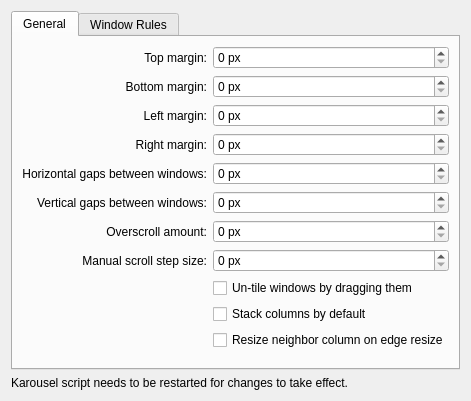
Old version of the form package/contents/ui/config.ui in the repository peterfajdiga/karousel.
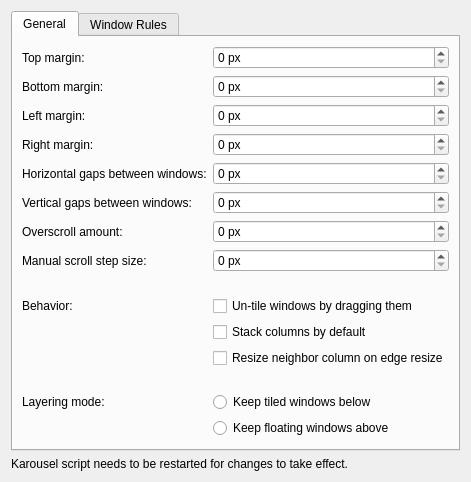
New version of the form.

Commit message: add option for setting `keepAbove` on floating windows (fixes #15)

The edit to the form file:
```diff
--- a/package/contents/ui/config.ui
+++ b/package/contents/ui/config.ui
@@ -15,15 +15,13 @@
                         <attribute name="title">
                             <string>General</string>
                         </attribute>
-                        <layout class="QGridLayout" name="layout_tab_general" columnstretch="0,1">
+                        <layout class="QFormLayout" name="layout_tab_general">
+
                             <item row="0" column="0">
                                 <widget class="QLabel" name="label_gapsOuterTop">
                                     <property name="text">
                                         <string>Top margin:</string>
                                     </property>
-                                    <property name="alignment">
-                                        <set>Qt::AlignRight|Qt::AlignTrailing|Qt::AlignVCenter</set>
-                                    </property>
                                 </widget>
                             </item>
                             <item row="0" column="1">
@@ -45,9 +43,6 @@
                                     <property name="text">
                                         <string>Bottom margin:</string>
                                     </property>
-                                    <property name="alignment">
-                                        <set>Qt::AlignRight|Qt::AlignTrailing|Qt::AlignVCenter</set>
-                                    </property>
                                 </widget>
                             </item>
                             <item row="1" column="1">
@@ -69,9 +64,6 @@
                                     <property name="text">
                                         <string>Left margin:</string>
                                     </property>
-                                    <property name="alignment">
-                                        <set>Qt::AlignRight|Qt::AlignTrailing|Qt::AlignVCenter</set>
-                                    </property>
                                 </widget>
                             </item>
                             <item row="2" column="1">
@@ -93,9 +85,6 @@
                                     <property name="text">
                                         <string>Right margin:</string>
                                     </property>
-                                    <property name="alignment">
-                                        <set>Qt::AlignRight|Qt::AlignTrailing|Qt::AlignVCenter</set>
-                                    </property>
                                 </widget>
                             </item>
                             <item row="3" column="1">
@@ -117,9 +106,6 @@
                                     <property name="text">
                                         <string>Horizontal gaps between windows:</string>
                                     </property>
-                                    <property name="alignment">
-                                        <set>Qt::AlignRight|Qt::AlignTrailing|Qt::AlignVCenter</set>
-                                    </property>
                                 </widget>
                             </item>
                             <item row="4" column="1">
@@ -141,9 +127,6 @@
                                     <property name="text">
                                         <string>Vertical gaps between windows:</string>
                                     </property>
-                                    <property name="alignment">
-                                        <set>Qt::AlignRight|Qt::AlignTrailing|Qt::AlignVCenter</set>
-                                    </property>
                                 </widget>
                             </item>
                             <item row="5" column="1">
@@ -165,9 +148,6 @@
                                     <property name="text">
                                         <string>Overscroll amount:</string>
                                     </property>
-                                    <property name="alignment">
-                                        <set>Qt::AlignRight|Qt::AlignTrailing|Qt::AlignVCenter</set>
-                                    </property>
                                 </widget>
                             </item>
                             <item row="6" column="1">
@@ -189,9 +169,6 @@
                                     <property name="text">
                                         <string>Manual scroll step size:</string>
                                     </property>
-                                    <property name="alignment">
-                                        <set>Qt::AlignRight|Qt::AlignTrailing|Qt::AlignVCenter</set>
-                                    </property>
                                 </widget>
                             </item>
                             <item row="7" column="1">
@@ -209,22 +186,43 @@
                             </item>
 
                             <item row="8" column="1">
+                                <spacer name="separator_behavior">
+                                    <property name="orientation">
+                                        <enum>Qt::Vertical</enum>
+                                    </property>
+                                    <property name="sizeType">
+                                        <enum>QSizePolicy::Fixed</enum>
+                                    </property>
+                                    <property name="sizeHint" stdset="0">
+                                        <size>
+                                            <width>0</width>
+                                            <height>12</height>
+                                        </size>
+                                    </property>
+                                </spacer>
+                            </item>
+                            <item row="9" column="0">
+                                <widget class="QLabel" name="label_behavior">
+                                    <property name="text">
+                                        <string>Behavior:</string>
+                                    </property>
+                                </widget>
+                            </item>
+                            <item row="9" column="1">
                                 <widget class="QCheckBox" name="kcfg_untileOnDrag">
                                     <property name="text">
                                         <string>Un-tile windows by dragging them</string>
                                     </property>
                                 </widget>
                             </item>
-
-                            <item row="9" column="1">
+                            <item row="10" column="1">
                                 <widget class="QCheckBox" name="kcfg_stackColumnsByDefault">
                                     <property name="text">
                                         <string>Stack columns by default</string>
                                     </property>
                                 </widget>
                             </item>
-
-                            <item row="10" column="1">
+                            <item row="11" column="1">
                                 <widget class="QCheckBox" name="kcfg_resizeNeighborColumn">
                                     <property name="text">
                                         <string>Resize neighbor column on edge resize</string>
@@ -232,13 +230,44 @@
                                 </widget>
                             </item>
 
-                            <item row="11" column="0" colspan="2">
-                                <spacer name="bottomSpacer_tab_general">
+                            <item row="12" column="1">
+                                <spacer name="separator_layering">
                                     <property name="orientation">
                                         <enum>Qt::Vertical</enum>
                                     </property>
+                                    <property name="sizeType">
+                                        <enum>QSizePolicy::Fixed</enum>
+                                    </property>
+                                    <property name="sizeHint" stdset="0">
+                                        <size>
+                                            <width>0</width>
+                                            <height>12</height>
+                                        </size>
+                                    </property>
                                 </spacer>
                             </item>
+                            <item row="13" column="0">
+                                <widget class="QLabel" name="label_layering">
+                                    <property name="text">
+                                        <string>Layering mode:</string>
+                                    </property>
+                                </widget>
+                            </item>
+                            <item row="13" column="1">
+                                <widget class="QRadioButton" name="kcfg_tiledKeepBelow">
+                                    <property name="text">
+                                        <string>Keep tiled windows below</string>
+                                    </property>
+                                </widget>
+                            </item>
+                            <item row="14" column="1">
+                                <widget class="QRadioButton" name="kcfg_floatingKeepAbove">
+                                    <property name="text">
+                                        <string>Keep floating windows above</string>
+                                    </property>
+                                </widget>
+                            </item>
+
                         </layout>
                     </widget>
                     <widget class="QWidget" name="tab_windowRules">
```
The commit also changes 9 other files.
